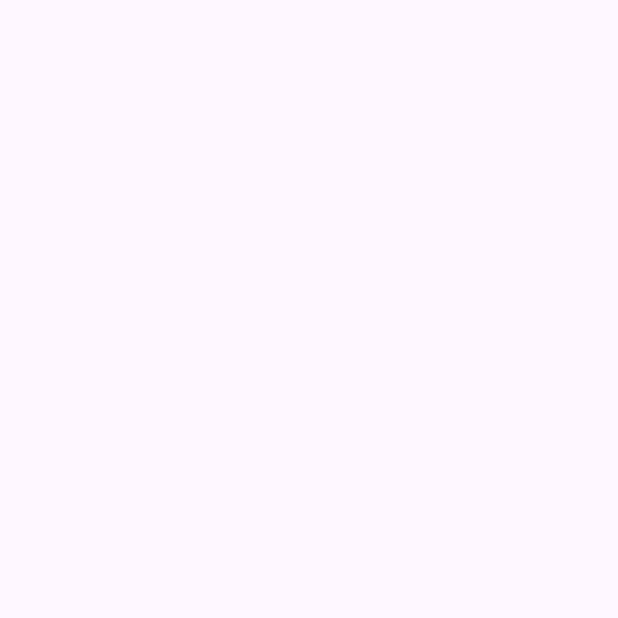
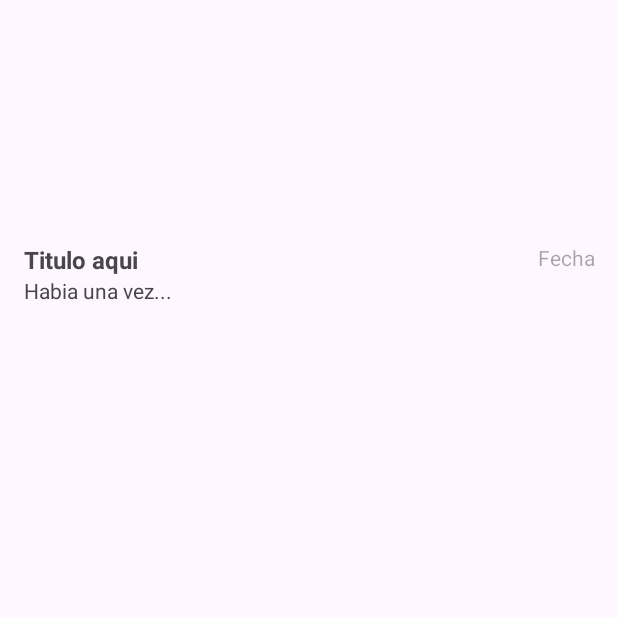
Before and after one commit to Tidechi/YIPPIEEE, an Android app: the VerNotas screen opened directly, with no data from a screen before it, on a phone screen of 412 x 824 dp, the top half of it. Before the commit the part shown is empty. Run offline under Robolectric (Android 15) with nearby library versions, the phone set to English and light mode, and no system bars.

Commit message:
-Ahora la base de datos manda un log a traves de logcat para informar que se agregaron notas a la bdd. -Recycler view arreglada para mostrar cada una de las notas de la base de datos correctamente. -La fecha aparece correctamente a la derecha de cada nota y no a mitad de camino.

```diff
--- a/app/src/main/java/com/example/proyectodeejemplo/AgregarNotas.java
+++ b/app/src/main/java/com/example/proyectodeejemplo/AgregarNotas.java
@@ -25,9 +25,8 @@ public class AgregarNotas extends AppCompatActivity {
             String titulo = binding.editTitulo.getText().toString();
             String texto = binding.editTexto.getText().toString();
             int design = 1;
-            int id = 1;
 
-            Nota nota = new Nota(id, fecha, titulo, texto, design);
+            Nota nota = new Nota(0, fecha, titulo, texto, design);
             dbManager.insertNota(nota);
             finish();
         });
--- a/app/src/main/java/com/example/proyectodeejemplo/DatabaseManager.java
+++ b/app/src/main/java/com/example/proyectodeejemplo/DatabaseManager.java
@@ -4,6 +4,7 @@ import android.content.ContentValues;
 import android.content.Context;
 import android.database.Cursor;
 import android.database.sqlite.SQLiteDatabase;
+import android.util.Log;
 
 import java.util.ArrayList;
 
@@ -25,7 +26,12 @@ public class DatabaseManager {
         values.put("titulo", nota.getTitulo());
         values.put("texto", nota.getTexto());
         values.put("design", nota.getDesign());
-        db.insert("Notas", null, values);
+        long result = db.insert("Notas", null, values);
+        if (result == -1) {
+            Log.e("Database", "No se inserto nada...");
+        } else {
+            Log.d("Database", "Nota insertada con id: " + result);
+        }
         db.close();
     }
 
@@ -44,10 +50,12 @@ public class DatabaseManager {
                 int design = cursor.getInt(4);
                 Nota nota = new Nota(id, fecha, titulo, texto, design);
                 notaList.add(nota);
+                Log.d("Database", "Nota encontrada: " + nota.getTitulo());
             } while (cursor.moveToNext());
         }
         cursor.close();
         db.close();
+        Log.d("Database", "Total notes retrieved: " + notaList.size());
         return notaList;
     }
 
--- /dev/null
+++ b/app/src/main/java/com/example/proyectodeejemplo/NotesAdapter.java
@@ -0,0 +1,54 @@
+package com.example.proyectodeejemplo;
+
+import android.util.Log;
+import android.view.LayoutInflater;
+import android.view.View;
+import android.view.ViewGroup;
+import android.widget.TextView;
+import androidx.annotation.NonNull;
+import androidx.recyclerview.widget.RecyclerView;
+import java.util.List;
+
+public class NotesAdapter extends RecyclerView.Adapter<NotesAdapter.ViewHolder> {
+
+    private List<Nota> ListaNotas;
+
+    public NotesAdapter(List<Nota> ListaNotas) {
+        this.ListaNotas = ListaNotas;
+    }
+
+    @NonNull
+    @Override
+    public ViewHolder onCreateViewHolder(@NonNull ViewGroup parent, int viewType) {
+        View view = LayoutInflater.from(parent.getContext())
+                .inflate(R.layout.notas_layout, parent, false);
+        return new ViewHolder(view);
+    }
+
+    @Override
+    public void onBindViewHolder(@NonNull ViewHolder holder, int position) {
+        Nota nota = ListaNotas.get(position);
+        holder.tituloTextView.setText(nota.getTitulo());
+        holder.fechaTextView.setText(nota.getFecha());
+        holder.descripcionTextView.setText(nota.getTexto());
+
+        Log.d("Adapter", "Binding note at position " + position + ": " + nota.getTitulo());
+    }
+
+    @Override
+    public int getItemCount() {
+        Log.d("Adapter", "Total notes in adapter: " + ListaNotas.size());
+        return ListaNotas.size();
+    }
+
+    public static class ViewHolder extends RecyclerView.ViewHolder {
+        TextView tituloTextView, fechaTextView, descripcionTextView;
+
+        public ViewHolder(@NonNull View itemView) {
+            super(itemView);
+            tituloTextView = itemView.findViewById(R.id.eltitulo);
+            fechaTextView = itemView.findViewById(R.id.lafecha);
+            descripcionTextView = itemView.findViewById(R.id.ladescripcion);
+        }
+    }
+}
--- a/app/src/main/java/com/example/proyectodeejemplo/VerNotas.java
+++ b/app/src/main/java/com/example/proyectodeejemplo/VerNotas.java
@@ -3,9 +3,13 @@ package com.example.proyectodeejemplo;
 import android.os.Bundle;
 
 import androidx.appcompat.app.AppCompatActivity;
+import androidx.recyclerview.widget.LinearLayoutManager;
+import androidx.recyclerview.widget.RecyclerView;
 
 import com.example.proyectodeejemplo.databinding.VernotasBinding;
 import com.example.proyectodeejemplo.databinding.ActivityMainBinding;
+
+import java.util.List;
 
 public class VerNotas extends AppCompatActivity {
 
@@ -16,8 +20,18 @@ public class VerNotas extends AppCompatActivity {
         super.onCreate(savedInstanceState);
 
         binding = VernotasBinding.inflate(getLayoutInflater());
+        DatabaseManager dbManager = new DatabaseManager(this);
+        List<Nota> notas = dbManager.getAllNotas();
 
         setContentView(binding.getRoot());
 
+        RecyclerView recyclerView = binding.recyclerNotas;
+
+        recyclerView.setLayoutManager(new LinearLayoutManager(this));
+
+        //Crear y configurar el adaptador
+        NotesAdapter adapter = new NotesAdapter(notas);
+        recyclerView.setAdapter(adapter);
+
     }
 }
--- /dev/null
+++ b/app/src/main/res/layout/notas_layout.xml
@@ -0,0 +1,41 @@
+<?xml version="1.0" encoding="utf-8"?>
+<androidx.constraintlayout.widget.ConstraintLayout xmlns:android="http://schemas.android.com/apk/res/android"
+    xmlns:app="http://schemas.android.com/apk/res-auto"
+    xmlns:tools="http://schemas.android.com/tools"
+    android:layout_width="match_parent"
+    android:layout_height="wrap_content">
+
+    <TextView
+        android:id="@+id/eltitulo"
+        android:layout_width="0dp"
+        android:layout_height="wrap_content"
+        android:hint="Titulo"
+        android:textSize="16sp"
+        android:textStyle="bold"
+        app:layout_constraintEnd_toStartOf="@+id/lafecha"
+        app:layout_constraintHorizontal_bias="0.5"
+        app:layout_constraintStart_toStartOf="parent"
+        app:layout_constraintTop_toTopOf="parent" />
+
+    <TextView
+        android:id="@+id/lafecha"
+        android:layout_width="0dp"
+        android:layout_height="wrap_content"
+        android:hint="Fecha"
+        android:textAlignment="textEnd"
+        app:layout_constraintEnd_toEndOf="parent"
+        app:layout_constraintHorizontal_bias="0.5"
+        app:layout_constraintStart_toEndOf="@+id/eltitulo"
+        app:layout_constraintTop_toTopOf="parent" />
+
+    <TextView
+        android:id="@+id/ladescripcion"
+        android:layout_width="match_parent"
+        android:layout_height="wrap_content"
+        android:hint="Descripcion de la nota"
+        android:textSize="14sp"
+        app:layout_constraintEnd_toEndOf="parent"
+        app:layout_constraintStart_toStartOf="parent"
+        app:layout_constraintTop_toBottomOf="@+id/eltitulo" />
+
+</androidx.constraintlayout.widget.ConstraintLayout>
--- a/app/src/main/res/layout/vernotas.xml
+++ b/app/src/main/res/layout/vernotas.xml
@@ -1,8 +1,28 @@
 <?xml version="1.0" encoding="utf-8"?>
 <androidx.constraintlayout.widget.ConstraintLayout xmlns:android="http://schemas.android.com/apk/res/android"
+    xmlns:app="http://schemas.android.com/apk/res-auto"
     android:layout_width="match_parent"
     android:layout_height="match_parent"
     xmlns:tools="http://schemas.android.com/tools"
     tools:context=".VerNotas">
 
+    <LinearLayout
+        android:layout_width="match_parent"
+        android:layout_height="500dp"
+        android:layout_marginStart="16dp"
+        android:layout_marginTop="16dp"
+        android:layout_marginEnd="16dp"
+        android:layout_marginBottom="16dp"
+        android:orientation="vertical"
+        app:layout_constraintBottom_toBottomOf="parent"
+        app:layout_constraintEnd_toEndOf="parent"
+        app:layout_constraintStart_toStartOf="parent"
+        app:layout_constraintTop_toTopOf="parent">
+
+        <androidx.recyclerview.widget.RecyclerView
+            android:id="@+id/recyclerNotas"
+            android:layout_width="match_parent"
+            android:layout_height="match_parent" />
+    </LinearLayout>
+
 </androidx.constraintlayout.widget.ConstraintLayout>
```
Also changed, not shown: app/src/main/java/com/example/proyectodeejemplo/MainActivity.java (+14 -0 lines), app/src/main/res/layout/activity_main.xml (+24 -2 lines).
